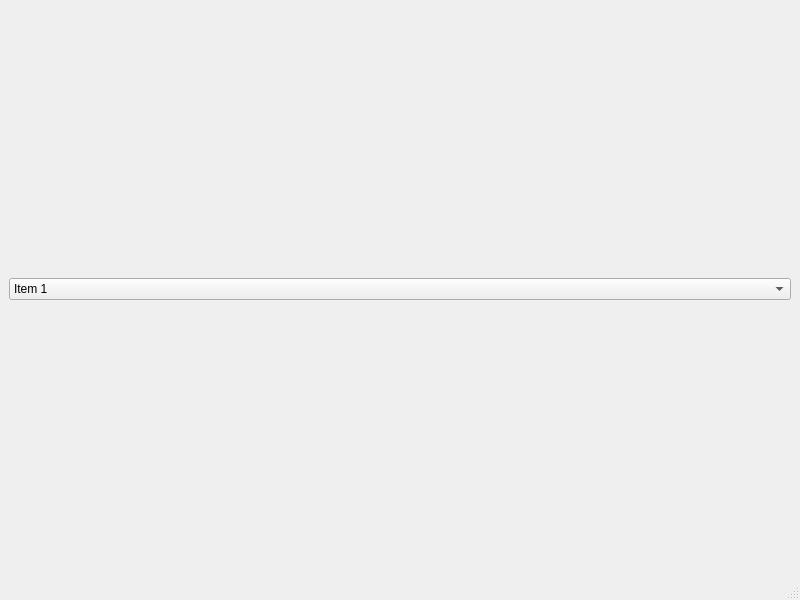
Above: gui/gui.ui from ptrpham1234/Pokemon_Card_Locator before the change. Below: the same form after it.
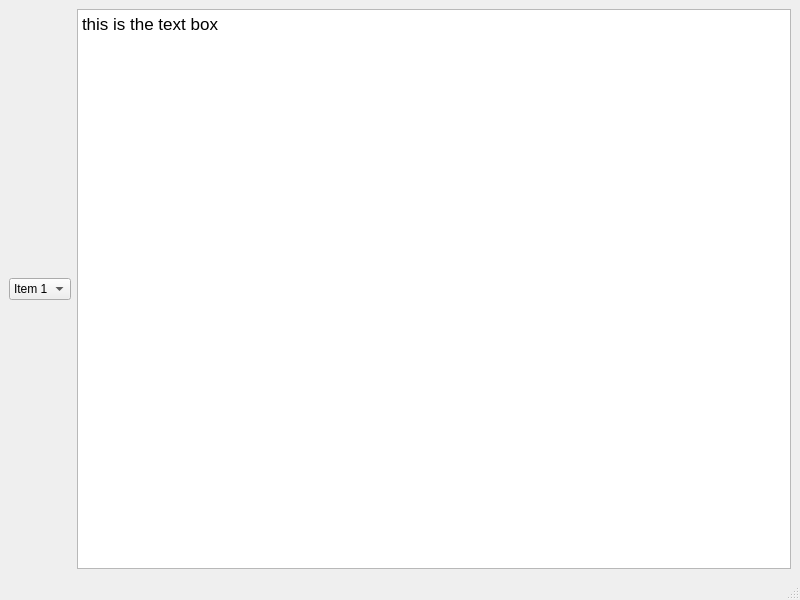
That is the form after the change.

Commit message: added gui files and successfully get names from site

Diff of the .ui file:
```diff
--- a/gui/gui.ui
+++ b/gui/gui.ui
@@ -31,6 +31,17 @@
         </item>
        </widget>
       </item>
+      <item row="0" column="1">
+       <widget class="QTextBrowser" name="textBrowser">
+        <property name="html">
+         <string>&lt;!DOCTYPE HTML PUBLIC &quot;-//W3C//DTD HTML 4.0//EN&quot; &quot;http://www.w3.org/TR/REC-html40/strict.dtd&quot;&gt;
+&lt;html&gt;&lt;head&gt;&lt;meta name=&quot;qrichtext&quot; content=&quot;1&quot; /&gt;&lt;style type=&quot;text/css&quot;&gt;
+p, li { white-space: pre-wrap; }
+&lt;/style&gt;&lt;/head&gt;&lt;body style=&quot; font-family:'.AppleSystemUIFont'; font-size:13pt; font-weight:400; font-style:normal;&quot;&gt;
+&lt;p style=&quot; margin-top:0px; margin-bottom:0px; margin-left:0px; margin-right:0px; -qt-block-indent:0; text-indent:0px;&quot;&gt;this is the text box&lt;/p&gt;&lt;/body&gt;&lt;/html&gt;</string>
+        </property>
+       </widget>
+      </item>
      </layout>
     </item>
    </layout>
```
The commit also changes 3 other files.
